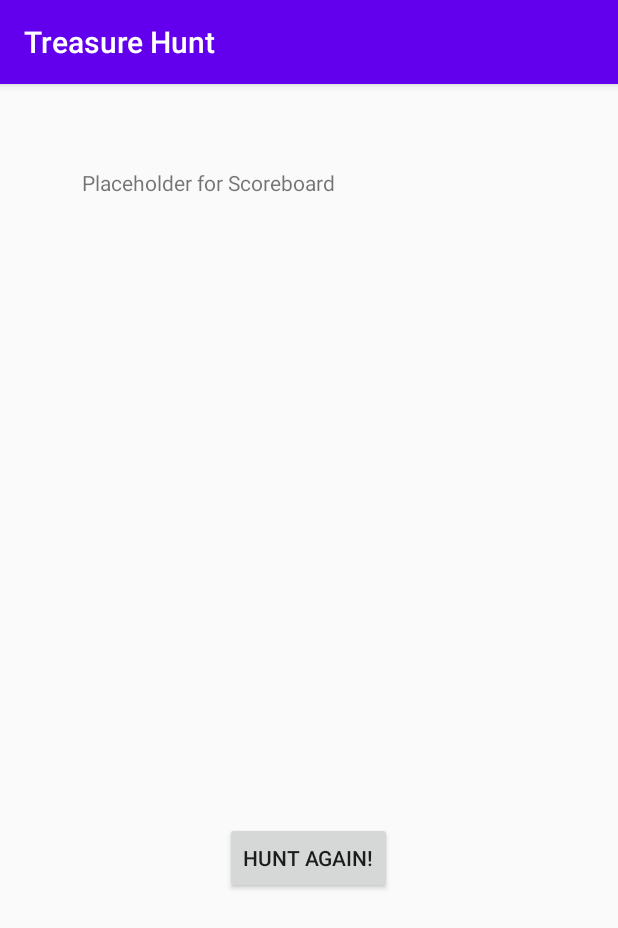
After one commit to blaine141/Treasure-Hunt, an Android app: the ScoreboardActivity screen opened directly, with no data from a screen before it, on a phone screen of 412 x 824 dp. The commit adds this screen. Shown: the top 928 px of the screen. Run offline under Robolectric (Android 15) with nearby library versions, the phone set to English and light mode, and no system bars.

Commit message:
Added a scoreboard page and worked on hint counting for the scoring

```diff
--- a/app/src/main/AndroidManifest.xml
+++ b/app/src/main/AndroidManifest.xml
@@ -13,7 +13,8 @@
         android:roundIcon="@mipmap/ic_launcher_round"
         android:supportsRtl="true"
         android:theme="@style/AppTheme">
-        <activity android:name=".PaceActivity"></activity>
+        <activity android:name=".ScoreboardActivity"></activity>
+        <activity android:name=".PaceActivity" />
         <activity android:name=".ScoreActivity" />
         <activity android:name=".DirectionsActivity" />
         <activity android:name=".HuntingActivity" />
--- /dev/null
+++ b/app/src/main/java/com/example/treasurehunt/ScoreboardActivity.java
@@ -0,0 +1,26 @@
+package com.example.treasurehunt;
+
+import androidx.appcompat.app.AppCompatActivity;
+
+import android.content.Intent;
+import android.os.Bundle;
+import android.view.View;
+import android.widget.TextView;
+
+public class ScoreboardActivity extends AppCompatActivity {
+
+    @Override
+    protected void onCreate(Bundle savedInstanceState) {
+        super.onCreate(savedInstanceState);
+        setContentView(R.layout.activity_scoreboard);
+
+        //Place the function in that remembers past scores
+        TextView textView = (TextView) findViewById(R.id.textView4);
+        textView.setText("Placeholder for Scoreboard");
+    }
+
+    public void againPressed(View view) {
+        Intent intent = new Intent(this, HuntingActivity.class);
+        startActivity(intent);
+    }
+}
--- a/app/src/main/res/layout/activity_directions.xml
+++ b/app/src/main/res/layout/activity_directions.xml
@@ -44,7 +44,8 @@
         android:layout_width="wrap_content"
         android:layout_height="wrap_content"
         android:layout_marginBottom="28dp"
-        android:text="Hint (DO NOT PRESS)"
+        android:onClick="hintPressed"
+        android:text="Hint (Unfinished)"
         app:layout_constraintBottom_toTopOf="@+id/button8"
         app:layout_constraintEnd_toEndOf="parent"
         app:layout_constraintHorizontal_bias="0.498"
--- /dev/null
+++ b/app/src/main/res/layout/activity_scoreboard.xml
@@ -0,0 +1,30 @@
+<?xml version="1.0" encoding="utf-8"?>
+<androidx.constraintlayout.widget.ConstraintLayout xmlns:android="http://schemas.android.com/apk/res/android"
+    xmlns:app="http://schemas.android.com/apk/res-auto"
+    xmlns:tools="http://schemas.android.com/tools"
+    android:layout_width="match_parent"
+    android:layout_height="match_parent"
+    tools:context=".ScoreboardActivity">
+
+    <Button
+        android:id="@+id/button7"
+        android:layout_width="wrap_content"
+        android:layout_height="wrap_content"
+        android:layout_marginBottom="228dp"
+        android:onClick="againPressed"
+        android:text="Hunt Again!"
+        app:layout_constraintBottom_toBottomOf="parent"
+        app:layout_constraintEnd_toEndOf="parent"
+        app:layout_constraintHorizontal_bias="0.498"
+        app:layout_constraintStart_toStartOf="parent" />
+
+    <TextView
+        android:id="@+id/textView4"
+        android:layout_width="303dp"
+        android:layout_height="317dp"
+        android:layout_marginTop="56dp"
+        android:text="TextView"
+        app:layout_constraintEnd_toEndOf="parent"
+        app:layout_constraintStart_toStartOf="parent"
+        app:layout_constraintTop_toTopOf="parent" />
+</androidx.constraintlayout.widget.ConstraintLayout>
```
Also changed, not shown: app/src/main/java/com/example/treasurehunt/DirectionsActivity.java (+9 -13 lines), app/src/main/java/com/example/treasurehunt/ScoreActivity.java (+8 -2 lines), app/src/main/res/layout/activity_score.xml (+16 -5 lines).
